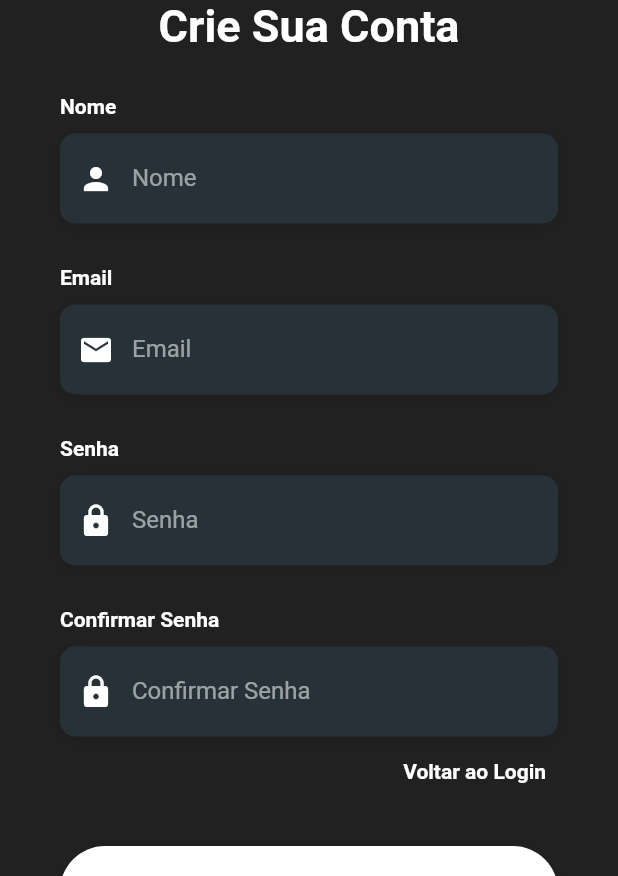
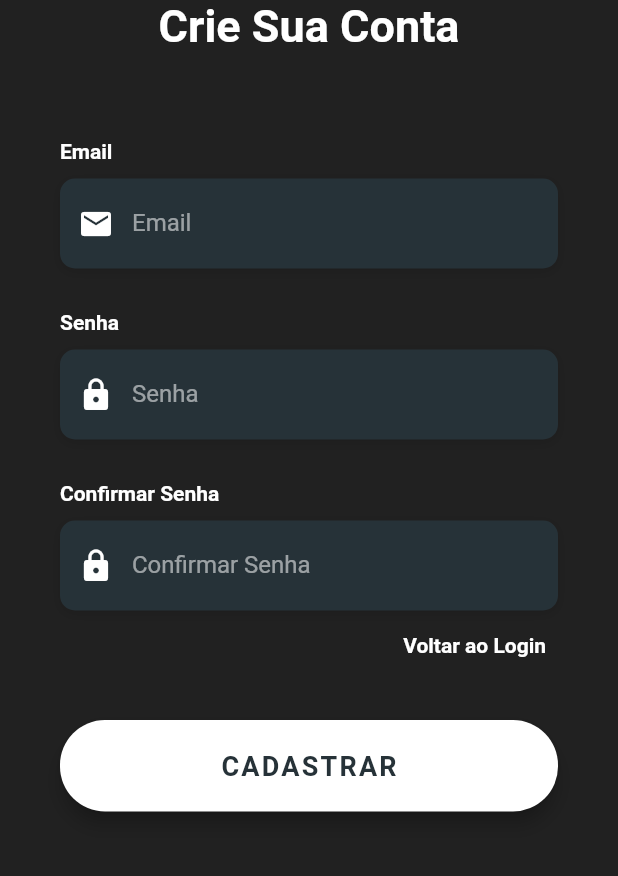
Before and after one commit to FranciscoJSSantos/monkey_finances, a Flutter app: the RegisterScreen screen opened directly, on a phone screen of 412 x 824 dp, the part 360-1236 px from its top. Run offline on Flutter 3.47's test engine with Material 2 defaults, Android fonts, the phone set to English and light mode, and no system bars; our stand-ins replace cloud_firestore, firebase_auth, firebase_core, get, google_sign_in; accounts and stored records are empty; network calls fail; Roboto replaces fonts that are missing (Poppins).

Commit message:
mais funcionalidades pra autenticacao

```diff
--- a/lib/screens/register.dart
+++ b/lib/screens/register.dart
@@ -1,3 +1,4 @@
+import 'package:firebase_auth/firebase_auth.dart';
 import 'package:flutter/material.dart';
 import 'package:flutter/services.dart';
 import 'package:monkey_finances/screens/login.dart';
@@ -49,6 +50,22 @@ class _RegisterScreenState extends State<RegisterScreen> {
     await docUser.set(json);
   }
 
+  Future authCreateUser(String userEmail, String userPassword) async {
+    try {
+      UserCredential userCredential = await FirebaseAuth.instance
+          .createUserWithEmailAndPassword(
+              email: userEmail, password: userPassword);
+    } on FirebaseAuthException catch (e) {
+      if (e.code == 'weak-password') {
+        print('The password provided is too weak.');
+      } else if (e.code == 'email-already-in-use') {
+        print('The account already exists for that email.');
+      }
+    } catch (e) {
+      print(e);
+    }
+  }
+
   Future openDialog(String descricao) => showDialog(
       context: context,
       builder: (context) => AlertDialog(
@@ -77,39 +94,39 @@ class _RegisterScreenState extends State<RegisterScreen> {
       );
     }
 
-    Widget _buildNameTF() {
-      return Column(
-        crossAxisAlignment: CrossAxisAlignment.start,
-        children: <Widget>[
-          const Text(
-            'Nome',
-            style: kLabelStyle,
-          ),
-          const SizedBox(height: 10.0),
-          Container(
-            alignment: Alignment.centerLeft,
-            decoration: kBoxDecorationStyle,
-            height: 60.0,
-            child: TextField(
-              controller: controllerName,
-              keyboardType: TextInputType.name,
-              style:
-                  const TextStyle(color: Colors.white, fontFamily: 'Poppins'),
-              decoration: const InputDecoration(
-                border: InputBorder.none,
-                contentPadding: EdgeInsets.only(top: 14.0),
-                prefixIcon: Icon(
-                  Icons.person,
-                  color: Colors.white,
-                ),
-                hintText: 'Nome',
-                hintStyle: kHintTextStyle,
-              ),
-            ),
-          )
-        ],
-      );
-    }
+    // Widget _buildNameTF() {
+    //   return Column(
+    //     crossAxisAlignment: CrossAxisAlignment.start,
+    //     children: <Widget>[
+    //       const Text(
+    //         'Nome',
+    //         style: kLabelStyle,
+    //       ),
+    //       const SizedBox(height: 10.0),
+    //       Container(
+    //         alignment: Alignment.centerLeft,
+    //         decoration: kBoxDecorationStyle,
+    //         height: 60.0,
+    //         child: TextField(
+    //           controller: controllerName,
+    //           keyboardType: TextInputType.name,
+    //           style:
+    //               const TextStyle(color: Colors.white, fontFamily: 'Poppins'),
+    //           decoration: const InputDecoration(
+    //             border: InputBorder.none,
+    //             contentPadding: EdgeInsets.only(top: 14.0),
+    //             prefixIcon: Icon(
+    //               Icons.person,
+    //               color: Colors.white,
+    //             ),
+    //             hintText: 'Nome',
+    //             hintStyle: kHintTextStyle,
+    //           ),
+    //         ),
+    //       )
+    //     ],
+    //   );
+    // }
 
     Widget _buildEmailTF() {
       return Column(
@@ -242,8 +259,7 @@ class _RegisterScreenState extends State<RegisterScreen> {
                   password: controllerPassword.text,
                   confirmPassword: controllerConfirmPassword.text);
 
-              if (user.name == "" ||
-                  user.email == "" ||
+              if (user.email == "" ||
                   user.password == "" ||
                   user.confirmPassword == "") {
                 final dialog =
@@ -252,7 +268,10 @@ class _RegisterScreenState extends State<RegisterScreen> {
               } else if (user.password != user.confirmPassword) {
                 final dialog = await openDialog("As senhas não estão iguais");
                 if (dialog == null || dialog.isEmpty) return;
+              } else if (user.password!.length < 5) {
+                final dialog = await openDialog("Senha fraca");
               } else {
+                authCreateUser(controllerEmail.text, controllerPassword.text);
                 createUser(user);
 
                 Get.to(() => LoginScreen(),
@@ -304,7 +323,7 @@ class _RegisterScreenState extends State<RegisterScreen> {
                                 fontWeight: FontWeight.bold)),
                       ),
                       const SizedBox(height: 30.0),
-                      _buildNameTF(),
+                      // _buildNameTF(),
                       const SizedBox(height: 30.0),
                       _buildEmailTF(),
                       const SizedBox(height: 30.0),
```
Also changed, not shown: lib/screens/home.dart (+9 -4 lines), lib/screens/login.dart (+8 -2 lines).
